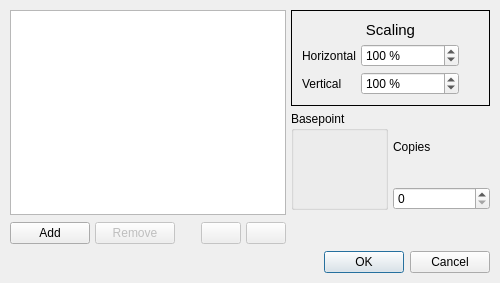
This is scribus/ui/transformdialogbase.ui in scribusproject/scribus as Qt 5 draws it before an edit. The edited form follows.
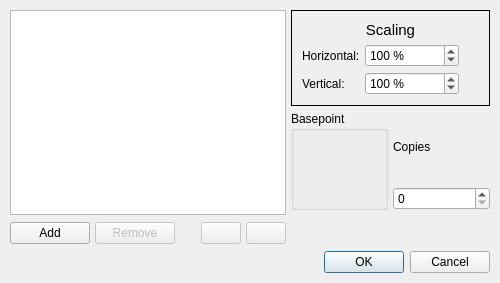
This is the edited form. The open tabs and pages were chosen to show the change. Custom widgets are drawn as their Qt base class.

Commit message: #13904: Fix missing colons in "Transform" dialog <FirasH>

Diff of the .ui file:
```diff
--- a/scribus/ui/transformdialogbase.ui
+++ b/scribus/ui/transformdialogbase.ui
@@ -138,7 +138,7 @@
            <item row="1" column="0">
             <widget class="QLabel" name="label">
              <property name="text">
-              <string>Horizontal</string>
+              <string>Horizontal:</string>
              </property>
             </widget>
            </item>
@@ -201,7 +201,7 @@
            <item row="2" column="0">
             <widget class="QLabel" name="label_2">
              <property name="text">
-              <string>Vertical</string>
+              <string>Vertical:</string>
              </property>
             </widget>
            </item>
```
Left out of the diff: 32 changed lines with no effect on the pictures.
